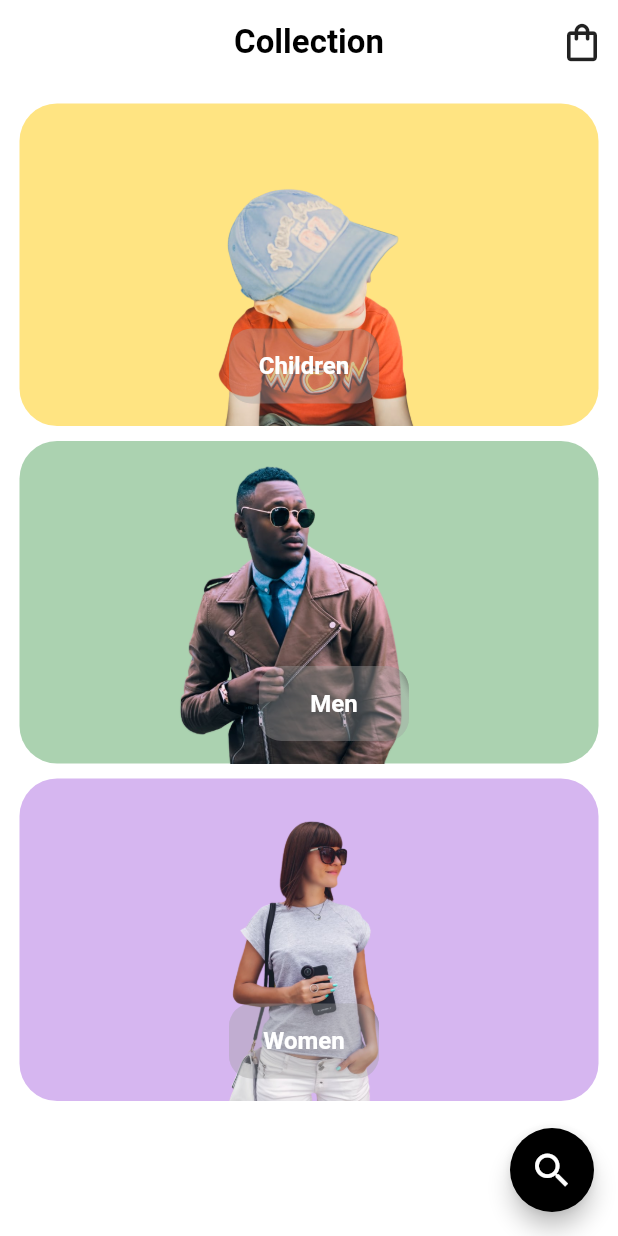
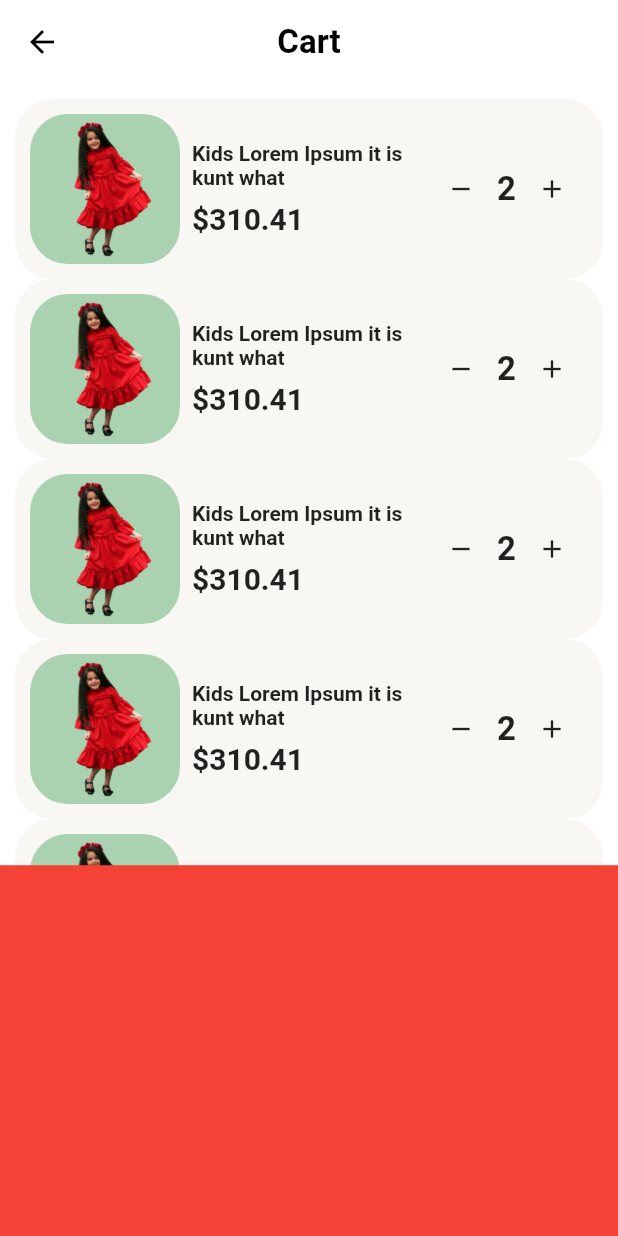
Before and after one commit to antonio-pedro99/awesome_clothes_shop, a Flutter app: the screen it shows after launch, after a tap on the "shopping bag" icon, on a phone screen of 412 x 824 dp. Run offline on Flutter 3.47's test engine with Material 2 defaults, Android fonts, the phone set to English and light mode, and no system bars; our stand-ins replace google_fonts; Roboto replaces fonts that are missing (Tajawal).

Commit message:
implement cart

```diff
--- /dev/null
+++ b/lib/components/product_cart_tile.dart
@@ -0,0 +1,79 @@
+import 'package:awesome_clother_shop/models/product.dart';
+import 'package:flutter/material.dart';
+
+class ProductInCartTile extends StatelessWidget {
+  const ProductInCartTile({Key? key, this.product}) : super(key: key);
+
+  final Product? product;
+  @override
+  Widget build(BuildContext context) {
+    var size = MediaQuery.of(context).size;
+    return Container(
+      padding: const EdgeInsets.all(10),
+      width: size.width,
+      decoration: BoxDecoration(
+          color: const Color.fromRGBO(248, 247, 243, 1),
+          borderRadius: BorderRadius.circular(25)),
+      child: Row(
+        crossAxisAlignment: CrossAxisAlignment.center,
+        mainAxisAlignment: MainAxisAlignment.spaceEvenly,
+        children: [
+          _buildProductImage(product),
+          const SizedBox(width: 8),
+          Flexible(child: _buildProductDetails(product)),
+          _buildQuantitySelector(product)
+        ],
+      ),
+    );
+  }
+}
+
+Widget _buildProductImage(Product? product) {
+  return Container(
+    height: 100,
+    width: 100,
+    decoration: BoxDecoration(
+        color: const Color.fromRGBO(171, 210, 176, 1),
+        borderRadius: BorderRadius.circular(25)),
+    child: Image.asset("assets/photos/${product!.imageUrl}"),
+  );
+}
+
+Widget _buildProductDetails(Product? product) {
+  return Column(
+    mainAxisAlignment: MainAxisAlignment.start,
+    crossAxisAlignment: CrossAxisAlignment.start,
+    children: [
+      Text(
+        "${product!.productName}",
+        style: const TextStyle(fontWeight: FontWeight.bold, fontSize: 14),
+      ),
+      const SizedBox(height: 8),
+      Text(
+        "\$${product.price}",
+        style: const TextStyle(fontWeight: FontWeight.w700, fontSize: 20),
+      ),
+    ],
+  );
+}
+
+Widget _buildQuantitySelector(Product? product) {
+  return Row(
+    mainAxisAlignment: MainAxisAlignment.center,
+    crossAxisAlignment: CrossAxisAlignment.center,
+    children: [
+      IconButton(
+          onPressed: () {},
+          icon: const Icon(
+            Icons.remove,
+            size: 20,
+          )),
+      const Text(
+        "2",
+        textAlign: TextAlign.center,
+        style: TextStyle(fontWeight: FontWeight.w700, fontSize: 22),
+      ),
+      IconButton(onPressed: () {}, icon: const Icon(Icons.add, size: 20))
+    ],
+  );
+}
--- a/lib/components/product_tile.dart
+++ b/lib/components/product_tile.dart
@@ -12,7 +12,7 @@ class ProductTile extends StatelessWidget {
     return Column(
       children: [
         Hero(
-          tag: product!.productName!,
+          tag: product!,
           child: Container(
             margin: const EdgeInsets.all(10),
             height: size.height * .54,
--- /dev/null
+++ b/lib/models/cart.dart
@@ -0,0 +1,6 @@
+import 'package:flutter/cupertino.dart';
+
+class CartModel extends ChangeNotifier{
+
+
+}
--- /dev/null
+++ b/lib/views/cart.dart
@@ -0,0 +1,93 @@
+import 'dart:math';
+
+import 'package:awesome_clother_shop/components/product_cart_tile.dart';
+import 'package:awesome_clother_shop/models/product.dart';
+import 'package:flutter/material.dart';
+
+class CartPage extends StatelessWidget {
+  const CartPage({Key? key}) : super(key: key);
+
+  @override
+  Widget build(BuildContext context) {
+    var size = MediaQuery.of(context).size;
+    return Scaffold(
+      backgroundColor: Colors.white,
+      body: NestedScrollView(
+          floatHeaderSlivers: true,
+          headerSliverBuilder: ((context, innerBoxIsScrolled) {
+            return <Widget>[
+              SliverAppBar(
+                title: const Text("Cart"),
+                centerTitle: true,
+                forceElevated: innerBoxIsScrolled,
+              )
+            ];
+          }),
+          body: ListView(
+            padding: const EdgeInsets.all(10),
+            shrinkWrap: true,
+            physics: const NeverScrollableScrollPhysics(),
+            children: [
+              ProductInCartTile(
+                  product: Product(
+                      productName: "Kids Lorem Ipsum it is kunt what",
+                      price: ((Random().nextDouble() * 1000) + 200.0)
+                          .toStringAsFixed(2),
+                      description:
+                          "There are many variations of passages of Lorem Ipsum available, but the majority have suffered alteration in some form, by injected humour, or randomised words which don't look even slightly believable.",
+                      imageUrl: "k1.png")),
+              ProductInCartTile(
+                  product: Product(
+                      productName: "Kids Lorem Ipsum it is kunt what",
+                      price: ((Random().nextDouble() * 1000) + 200.0)
+                          .toStringAsFixed(2),
+                      description:
+                          "There are many variations of passages of Lorem Ipsum available, but the majority have suffered alteration in some form, by injected humour, or randomised words which don't look even slightly believable.",
+                      imageUrl: "k1.png")),
+              ProductInCartTile(
+                  product: Product(
+                      productName: "Kids Lorem Ipsum it is kunt what",
+                      price: ((Random().nextDouble() * 1000) + 200.0)
+                          .toStringAsFixed(2),
+                      description:
+                          "There are many variations of passages of Lorem Ipsum available, but the majority have suffered alteration in some form, by injected humour, or randomised words which don't look even slightly believable.",
+                      imageUrl: "k1.png")),
+              ProductInCartTile(
+                  product: Product(
+                      productName: "Kids Lorem Ipsum it is kunt what",
+                      price: ((Random().nextDouble() * 1000) + 200.0)
+                          .toStringAsFixed(2),
+                      description:
+                          "There are many variations of passages of Lorem Ipsum available, but the majority have suffered alteration in some form, by injected humour, or randomised words which don't look even slightly believable.",
+                      imageUrl: "k1.png")),
+              ProductInCartTile(
+                  product: Product(
+                      productName: "Kids Lorem Ipsum it is kunt what",
+                      price: ((Random().nextDouble() * 1000) + 200.0)
+                          .toStringAsFixed(2),
+                      description:
+                          "There are many variations of passages of Lorem Ipsum available, but the majority have suffered alteration in some form, by injected humour, or randomised words which don't look even slightly believable.",
+                      imageUrl: "k1.png")),
+              ProductInCartTile(
+                  product: Product(
+                      productName: "Kids Lorem Ipsum it is kunt what",
+                      price: ((Random().nextDouble() * 1000) + 200.0)
+                          .toStringAsFixed(2),
+                      description:
+                          "There are many variations of passages of Lorem Ipsum available, but the majority have suffered alteration in some form, by injected humour, or randomised words which don't look even slightly believable.",
+                      imageUrl: "k1.png"))
+            ],
+          )),
+      extendBody: true,
+      bottomNavigationBar: Stack(
+        children: [
+          Positioned(
+              height: size.height * .30,
+              width: size.width,
+              bottom: 0,
+              child: Container(color: Colors.red))
+        ],
+      ),
+    );
+  }
+}
--- a/lib/views/home.dart
+++ b/lib/views/home.dart
@@ -1,7 +1,6 @@
-import 'dart:math';
 import 'package:awesome_clother_shop/components/collection_tile.dart';
 import 'package:awesome_clother_shop/models/collection.dart';
-import 'package:awesome_clother_shop/models/product.dart';
+import 'package:awesome_clother_shop/views/cart.dart';
 import 'package:awesome_clother_shop/views/product_details.dart';
 import 'package:awesome_clother_shop/components/product_tile.dart';
 import 'package:flutter/material.dart';
@@ -24,7 +23,12 @@ class _MyHomePageState extends State<MyHomePage> {
         title: Text(widget.title),
         actions: [
           IconButton(
-              onPressed: () {},
+              onPressed: () {
+                Navigator.of(context)
+                    .push(MaterialPageRoute(builder: (context) {
+                  return const CartPage();
+                }));
+              },
               icon: const Icon(
                 Icons.shopping_bag_outlined,
                 size: 30,
@@ -39,10 +43,8 @@ class _MyHomePageState extends State<MyHomePage> {
             itemCount: Collection.colletions().length,
             itemBuilder: (context, index) {
               return InkWell(
-                child: Hero(
-                    tag: "box",
-                    child: CollectionTile(
-                        collection: Collection.colletions()[index])),
+                child:
+                    CollectionTile(collection: Collection.colletions()[index]),
                 onTap: () {
                   openBottomSheet(context, Collection.colletions()[index]);
                 },
@@ -57,13 +59,6 @@ class _MyHomePageState extends State<MyHomePage> {
     );
   }
 }
-
-Product _product = Product(
-    productName: "It is a long established fact that.",
-    price: ((Random().nextDouble() * 1000) + 200.0).toStringAsFixed(2),
-    description:
-        "There are many variations of passages of Lorem Ipsum available, but the majority have suffered alteration in some form, by injected humour, or randomised words which don't look even slightly believable.",
-    imageUrl: "g1.png");
 
 void openBottomSheet(BuildContext context, Collection collection) {
   var size = MediaQuery.of(context).size;
--- a/lib/views/product_details.dart
+++ b/lib/views/product_details.dart
@@ -66,7 +66,7 @@ class _ProductDetailsState extends State<ProductDetails>
               physics: const NeverScrollableScrollPhysics(),
               children: [
                 Hero(
-                  tag: widget.product!.productName!,
+                  tag: widget.product!,
                   child: Container(
                     margin: const EdgeInsets.all(5),
                     width: size.width,
@@ -131,39 +131,6 @@ class _ProductDetailsState extends State<ProductDetails>
               }),
         ));
   }
-}
-
-Widget buyButton(Size size, AnimationController controller, bool status) {
-  var value = controller.value;
-  return AnimatedBuilder(
-    animation: controller,
-    builder: (context, snapshot) {
-      return Stack(children: [
-        Positioned(
-            bottom: lerpDouble(0, 15, value),
-            height: lerpDouble(350, 70, value),
-            left:
-                lerpDouble(0, size.width / 2 - (size.width * 0.23) / 2, value),
-            width: lerpDouble(size.width, size.width * 0.23, value),
-            child: Container(
-                // width: 200,
-                alignment: Alignment.center,
-                padding: const EdgeInsets.all(10),
-                decoration: BoxDecoration(
-                    color: Colors.black,
-                    borderRadius:
-                        BorderRadius.circular(lerpDouble(0, 25, value)!)),
-                child: !status
-                    ? Container()
-                    : Text("Move to Cart",
-                        textAlign: TextAlign.center,
-                        style: GoogleFonts.tajawal(
-                            color: Colors.white,
-                            fontSize: 20,
-                            fontWeight: FontWeight.w400))))
-      ]);
-    },
-  );
 }
 
 Widget bottom(Size size, Product product) {
--- a/pubspec.yaml
+++ b/pubspec.yaml
@@ -36,6 +36,10 @@ dependencies:
   cupertino_icons: ^1.0.2
   font_awesome_flutter: ^10.1.0
   google_fonts: ^3.0.1
+  http: ^0.13.4
+  location: ^4.4.0
+  provider: ^6.0.3
+  flutter_slidable: ^1.3.0
 
 dev_dependencies:
   flutter_test:
```
Also changed, not shown: pubspec.lock.
